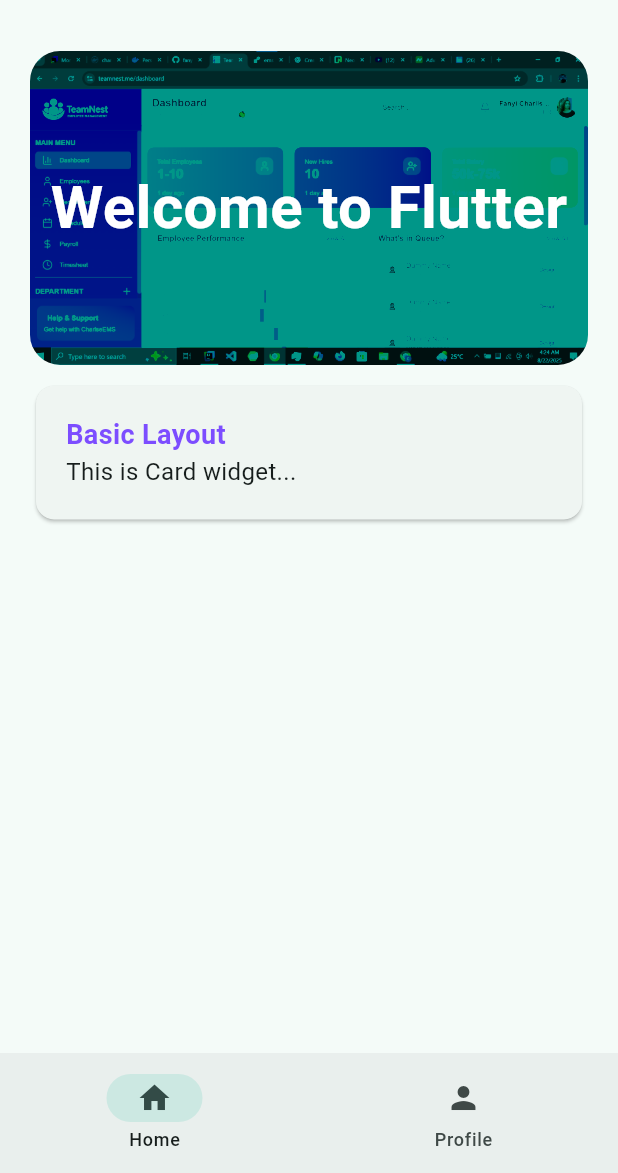
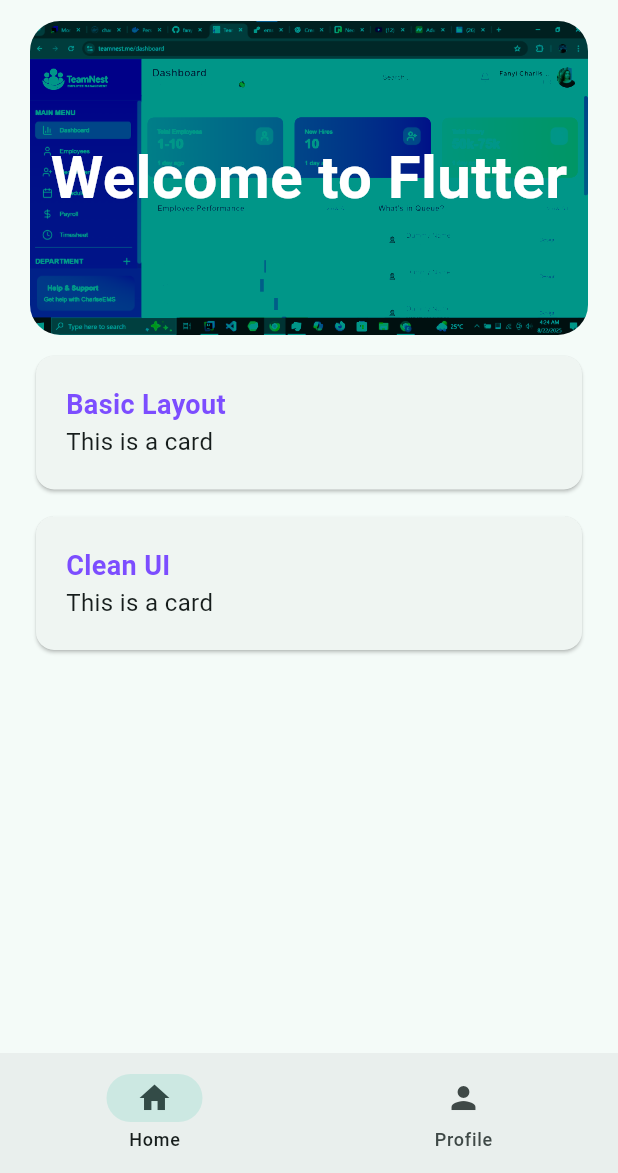
Before and after one commit to fanyicharllson/learning-flutter, a Flutter app: the WidgetTree screen opened directly, on a phone screen of 412 x 824 dp, the part 63-1236 px from its top. Run offline on Flutter 3.47's test engine with Material 3 defaults, Android fonts, the phone set to English and light mode, and no system bars; our stand-ins replace lottie, shared_preferences; accounts and stored records are empty.

Commit message:
Add CoursePage and OnboardingPage; refactor HomePage to include new pages and update navigation

```diff
--- a/lib/data/constants.dart
+++ b/lib/data/constants.dart
@@ -12,3 +12,8 @@ class KTextStyle {
 class KConstants {
   static const String isDarkKey = 'isDarkKey';
 }
+
+class KValue {
+  static const String basicLayout = 'Basic Layout';
+  static const String cleanUi = 'Clean UI';
+}
--- a/lib/views/pages/home_page.dart
+++ b/lib/views/pages/home_page.dart
@@ -1,4 +1,6 @@
 import 'package:f_app/data/constants.dart';
+import 'package:f_app/views/pages/course_page.dart';
+import 'package:f_app/views/widgets/container_widget.dart';
 import 'package:f_app/views/widgets/hero_widget.dart';
 import 'package:flutter/material.dart';
 
@@ -7,34 +9,26 @@ class HomePage extends StatelessWidget {
 
   @override
   Widget build(BuildContext context) {
+    List<String> list = [
+      KValue.basicLayout,
+      KValue.cleanUi
+    ];
+
     return Padding(
-      padding: EdgeInsets.all(20.0),
+      padding: EdgeInsets.symmetric(horizontal: 20.0),
       child: SingleChildScrollView(
         child: Column(
           children: [
-            HeroWidget(title: "Welcome to Flutter"),
-            Container(
-              width: double.infinity,
-              padding: EdgeInsetsGeometry.symmetric(vertical: 10.0),
-              child: Card(
-                child: Padding(
-                  padding: EdgeInsets.all(20.0),
-                  child: Column(
-                    crossAxisAlignment: CrossAxisAlignment.start,
-                    children: [
-                      Text(
-                        "Basic Layout",
-                        style: KTextStyle.titleTealtext
-                      ),
-                      Text(
-                        "This is Card widget...",
-                        style: KTextStyle.descriptionTextText
-                      ),
-                    ],
-                  ),
-                ),
+            HeroWidget(
+              title: "Welcome to Flutter",
+              nextPage: CoursePage(),
               ),
-            ),
+            ...List.generate(list.length, (index) {
+              return ContainerWidget(
+                title: list.elementAt(index),
+                description: 'This is a card',
+              );
+            }),
           ],
         ),
       ),
--- a/lib/views/pages/login_page.dart
+++ b/lib/views/pages/login_page.dart
@@ -1,6 +1,7 @@
 import 'package:f_app/views/widget_tree.dart';
-import 'package:f_app/views/widgets/hero_widget.dart';
+// import 'package:f_app/views/widgets/hero_widget.dart';
 import 'package:flutter/material.dart';
+import 'package:lottie/lottie.dart';
 
 class LoginPage extends StatefulWidget {
   const LoginPage({super.key, required this.title});
@@ -36,7 +37,8 @@ class _LoginPageState extends State<LoginPage> {
             child: Column(
               mainAxisAlignment: MainAxisAlignment.center,
               children: [
-                HeroWidget(title: widget.title),
+                // HeroWidget(title: widget.title),
+                Lottie.asset('assets/lotties/welcome.json'),
                 SizedBox(height: 20.0),
                 TextField(
                   controller: emailController,
--- a/lib/views/pages/welcome_page.dart
+++ b/lib/views/pages/welcome_page.dart
@@ -1,4 +1,5 @@
 import 'package:f_app/views/pages/login_page.dart';
+import 'package:f_app/views/pages/onboarding_page.dart';
 import 'package:flutter/material.dart';
 import 'package:lottie/lottie.dart';
 
@@ -35,7 +36,7 @@ class WelcomePage extends StatelessWidget {
                       context,
                       MaterialPageRoute(
                         builder: (context) {
-                          return LoginPage(title: 'Register',);
+                          return OnboardingPage();
                         },
                       ),
                     );
@@ -51,7 +52,7 @@ class WelcomePage extends StatelessWidget {
                       context,
                       MaterialPageRoute(
                         builder: (context) {
-                          return LoginPage(title: "Login",);
+                          return LoginPage(title: "Login");
                         },
                       ),
                     );
--- /dev/null
+++ b/lib/views/widgets/container_widget.dart
@@ -0,0 +1,36 @@
+import 'package:f_app/data/constants.dart';
+import 'package:flutter/material.dart';
+
+class ContainerWidget extends StatelessWidget {
+  const ContainerWidget({
+    super.key,
+    required this.title,
+    required this.description,
+  });
+
+  final String title;
+  final String description;
+
+  @override
+  Widget build(BuildContext context) {
+    return Container(
+      width: double.infinity,
+      padding: EdgeInsets.only(top: 10.0),
+      child: Card(
+        child: Padding(
+          padding: EdgeInsets.all(20.0),
+          child: Column(
+            crossAxisAlignment: CrossAxisAlignment.start,
+            children: [
+              Text(title, style: KTextStyle.titleTealtext),
+              Text(
+                description,
+                style: KTextStyle.descriptionTextText,
+              ),
+            ],
+          ),
+        ),
+      ),
+    );
+  }
+}
--- a/lib/views/widgets/hero_widget.dart
+++ b/lib/views/widgets/hero_widget.dart
@@ -1,20 +1,35 @@
 import 'package:flutter/material.dart';
 
 class HeroWidget extends StatelessWidget {
-  const HeroWidget({super.key, required this.title});
+  const HeroWidget({super.key, required this.title, this.nextPage});
 
   final String title;
+  final Widget? nextPage;
 
   @override
   Widget build(BuildContext context) {
-    return Stack(
+    return GestureDetector(
+      onTap: nextPage != null
+          ? () {
+              Navigator.push(
+                context,
+                MaterialPageRoute(
+                  builder: (context) {
+                    return nextPage!;
+                  },
+                ),
+              );
+            }
+          : null,
+      child: Stack(
         alignment: Alignment.center,
         children: [
           Hero(
             tag: 'hero1',
             child: ClipRRect(
               borderRadius: BorderRadius.circular(20.0),
-            child: Image.asset("assets/images/bg.png",
+              child: Image.asset(
+                "assets/images/bg.png",
                 color: Colors.teal,
                 colorBlendMode: BlendMode.darken,
               ),
@@ -29,6 +44,7 @@ class HeroWidget extends StatelessWidget {
             ),
           ),
         ],
+      ),
     );
   }
 }
```
Also changed, not shown: lib/views/pages/course_page.dart (added, +25 -0 lines), lib/views/pages/onboarding_page.dart (added, +55 -0 lines). Lines whose indentation alone changed are shown as unchanged.
